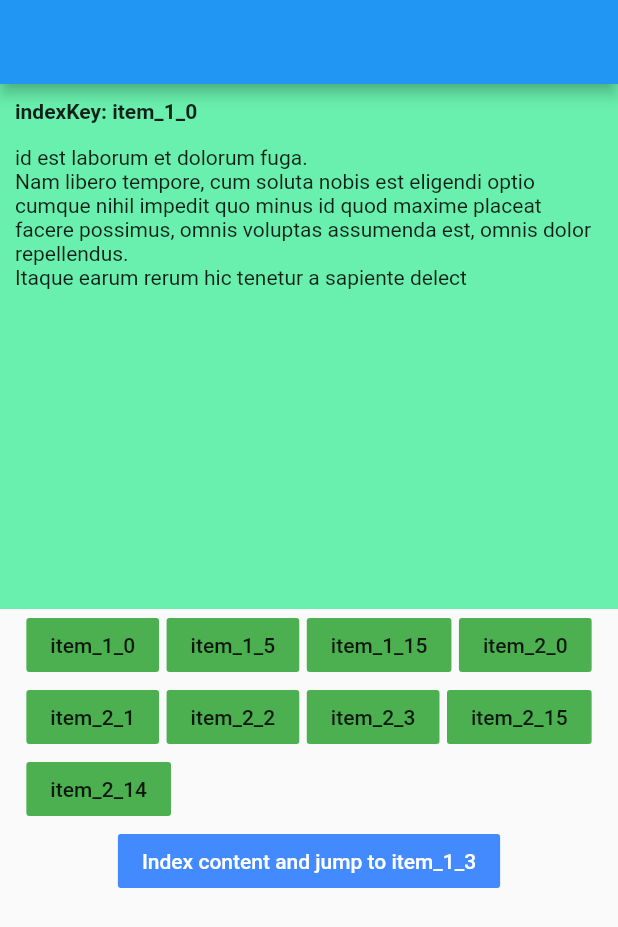
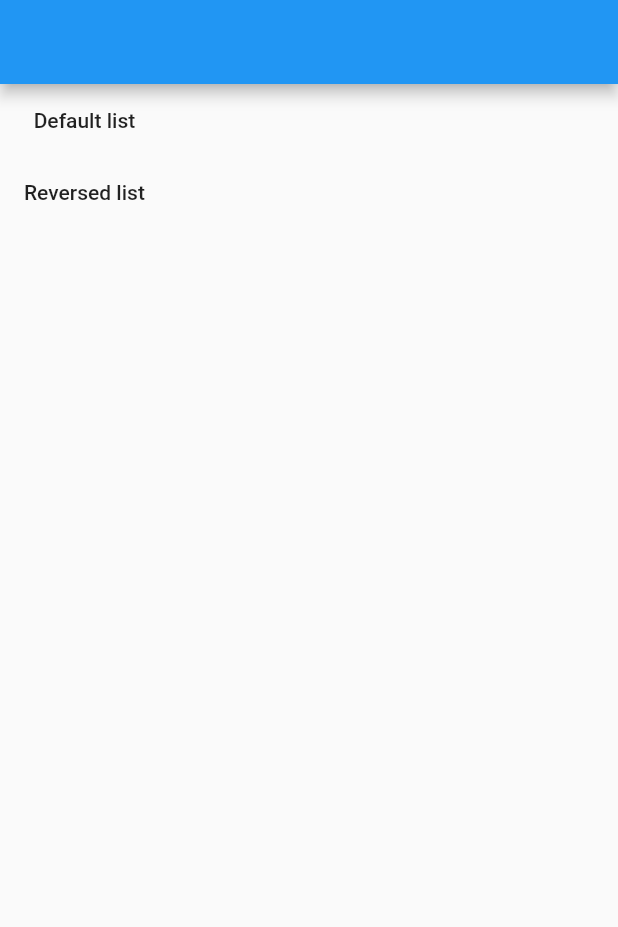
Before and after one commit to N9vn1njdf/indexed_scrollable, a Flutter app: the screen it shows after launch, on a phone screen of 412 x 824 dp. Shown: the top 927 px of the screen. Run offline on Flutter 3.47's test engine with Material 2 defaults, Android fonts, the phone set to English and light mode, and no system bars.

Commit message:
fix indexing

```diff
--- a/example/lib/main.dart
+++ b/example/lib/main.dart
@@ -1,8 +1,10 @@
+import 'package:example/reversed.dart';
 import 'package:flutter/material.dart';
 import 'package:flutter/rendering.dart';
 import 'package:indexed_scrollable/indexed_scrollable.dart';
 
 import './data.dart';
+import 'default.dart';
 
 void main() {
   runApp(MyApp());
@@ -13,7 +15,7 @@ class MyApp extends StatelessWidget {
   @override
   Widget build(BuildContext context) {
     return MaterialApp(
-      title: 'Flutter Demo',
+      title: 'IndexedScrollable Demo',
       theme: ThemeData(
         primarySwatch: Colors.blue,
         visualDensity: VisualDensity.adaptivePlatformDensity,
@@ -23,134 +25,33 @@ class MyApp extends StatelessWidget {
   }
 }
 
-class Home extends StatefulWidget {
-  @override
-  _HomeState createState() => _HomeState();
-}
-
-class _HomeState extends State<Home> {
-  IndexedScrollController controller;
-
-  /// Тестовые данные для SliverList. По сути это просто ключи для элементов списка
-  /// Важно! Каждое значение должно быть уникальным, в рамках обоих массивов.
-  /// Т.е  каждый ключ должен быть уникален в рамках одного Viewport
-  List<String> data1 = [];
-  List<String> data2 = [];
-
-  @override
-  void initState() {
-    super.initState();
-    controller = IndexedScrollController();
-
-    data1 = Data.get(20);
-    data2 = Data.get(20);
-  }
-
-  @override
-  void dispose() {
-    super.dispose();
-    controller.dispose();
-  }
-
-  Widget jumpButton(String key) {
-    return FlatButton(
-      color: Colors.green,
-      onPressed: () => controller.jumpToKey(key),
-      child: Text(key),
-    );
-  }
-
+class Home extends StatelessWidget {
   @override
   Widget build(BuildContext context) {
-    final scrollable = IndexedScrollable(
-      controller: controller,
-      viewportBuilder: (BuildContext context, ViewportOffset offset) {
-        return Viewport(
-          offset: offset,
-          slivers: [
-            SliverListWrapper('item_1', data1),
-            SliverListWrapper('item_2', data2),
-          ],
-        );
-      },
-    );
-
     return Scaffold(
       appBar: AppBar(),
       body: Column(
         children: [
-          Container(
-            height: 350,
-            child: scrollable,
-          ),
-          Wrap(
-            spacing: 5,
-            children: [
-              jumpButton('item_1_0'),
-              jumpButton('item_1_5'),
-              jumpButton('item_1_15'),
-              jumpButton('item_2_0'),
-              jumpButton('item_2_1'),
-              jumpButton('item_2_2'),
-              jumpButton('item_2_3'),
-              jumpButton('item_2_15'),
-              jumpButton('item_2_14'),
-            ],
+          FlatButton(
+            onPressed: () {
+              Navigator.push(
+                context,
+                MaterialPageRoute(builder: (context) => Default()),
+              );
+            },
+            child: Text('Default list'),
           ),
           FlatButton(
-            color: Colors.blueAccent,
-            onPressed: () => {
-              controller.index().then((value) {
-                print('Index completed!');
-                controller.jumpToKey('item_1_3', offset: 10);
-              })
+            onPressed: () {
+              Navigator.push(
+                context,
+                MaterialPageRoute(builder: (context) => Reversed()),
+              );
             },
-            child: Text(
-              'Index content and jump to item_1_3',
-              style: TextStyle(color: Colors.white),
-            ),
+            child: Text('Reversed list'),
           ),
         ],
       ),
     );
   }
 }
-
-class SliverListWrapper extends StatelessWidget {
-  final String prefix;
-  final List<String> data;
-
-  SliverListWrapper(this.prefix, this.data);
-
-  IndexedWidget builder(BuildContext context, int i) {
-    final key = '$prefix\_$i';
-
-    return IndexedWidget(
-      indexKey: key,
-      child: Container(
-        padding: EdgeInsets.all(10),
-        height: 500,
-        child: Wrap(children: [
-          Text('indexKey: $key', style: TextStyle(fontWeight: FontWeight.bold)),
-          SizedBox(height: 15, width: double.infinity),
-          Text(data[i]),
-        ]),
-        color: Colors.greenAccent,
-        margin: EdgeInsets.only(bottom: 10),
-      ),
-    );
-  }
-
-  @override
-  Widget build(BuildContext context) {
-    ///
-    /// Учитываются только [SliverList] с [SliverChildBuilderDelegate]
-    ///
-    return SliverList(
-      delegate: SliverChildBuilderDelegate(
-        builder,
-        childCount: data.length,
-      ),
-    );
-  }
-}
--- a/lib/src/indexed_scroll_controller.dart
+++ b/lib/src/indexed_scroll_controller.dart
@@ -5,6 +5,10 @@ import 'package:flutter/rendering.dart';
 ///
 /// Добавляет метод [jumpToKey], который позволяет прыгнуть к нужному виджету по ключу
 class IndexedScrollController extends ScrollController {
+  final bool reversed;
+
+  IndexedScrollController({this.reversed = false});
+
   @override
   ScrollPosition createScrollPosition(
     ScrollPhysics physics,
@@ -31,7 +35,7 @@ class IndexedScrollController extends ScrollController {
   /// Прыгнуть к нужному виджету по его ключу [value]
   void jumpToKey(String indexKey, {double offset = 0}) {
     for (final position in List<IndexedScrollPosition>.from(positions)) {
-      position.jumpToKey(indexKey, offset);
+      position.jumpToKey(indexKey, offset, reversed);
     }
   }
 }
@@ -69,12 +73,15 @@ class IndexedScrollPosition extends ScrollPositionWithSingleContext {
   }
 
   /// Аналогично [jumpTo], только принимает ключ виджета, к которому хотим прыгнуть
-  void jumpToKey(String indexKey, double offset) {
+  void jumpToKey(String indexKey, double offset, bool reversed) {
     goIdle();
 
     double totalOffset = 0;
     for (var item in _data) {
       if (item.key == Key(indexKey)) {
+        if (reversed) {
+          // totalOffset += item.size.height;
+        }
         forcePixels(totalOffset - offset);
         break;
       }
@@ -83,7 +90,6 @@ class IndexedScrollPosition extends ScrollPositionWithSingleContext {
     }
 
     didEndScroll();
-    // goBallistic(0.0);
   }
 
   void setChildSize(Key key, int childIndex, Size childSize) {
```
Also changed, not shown: example/lib/default.dart (added, +99 -0 lines), example/lib/reversed.dart (added, +109 -0 lines), example/lib/sliver_list_wrapper.dart (added, +41 -0 lines), lib/src/indexed_scrollable.dart (+10 -10 lines).
